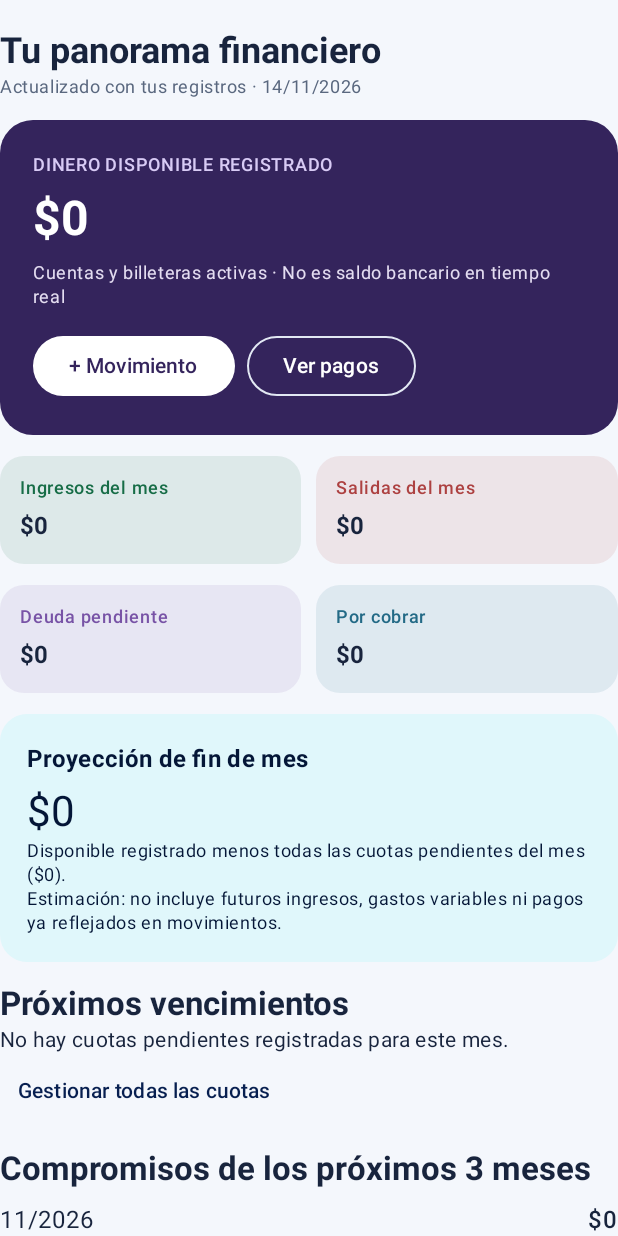
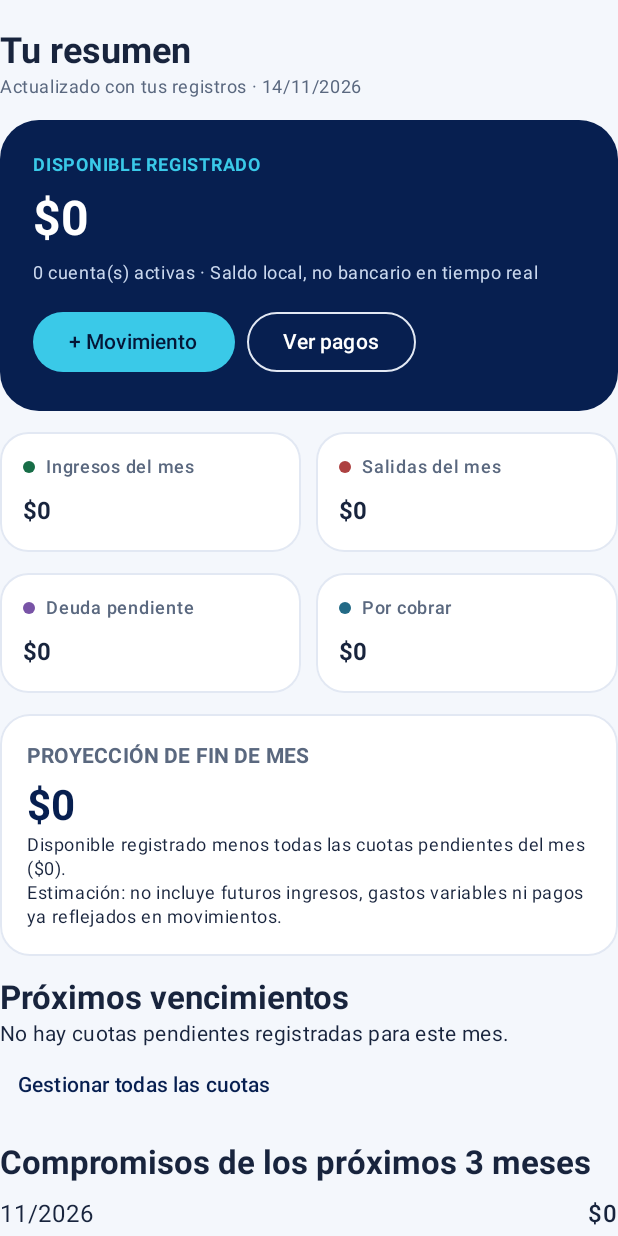
Before and after one commit to sebitauwuy/MisFinanzasAndroid, an Android app built with Jetpack Compose: the composable Dashboard called with empty values, on a phone screen of 412 x 824 dp. Run offline under Robolectric (Android 15) with nearby library versions, the phone set to English and light mode, and no system bars; our stand-ins replace Room's generated code.

Commit message:
Rediseñar Inicio con balance azul marino, tarjetas limpias y proyección mejorada

```diff
--- a/app/src/main/java/cl/personal/finanzas/MainActivity.kt
+++ b/app/src/main/java/cl/personal/finanzas/MainActivity.kt
@@ -12,6 +12,7 @@ import androidx.core.view.WindowCompat
 import androidx.core.view.WindowInsetsControllerCompat
 import androidx.compose.foundation.layout.*
 import androidx.compose.foundation.background
+import androidx.compose.foundation.border
 import androidx.compose.foundation.rememberScrollState
 import androidx.compose.foundation.verticalScroll
 import androidx.compose.ui.graphics.Color
@@ -474,7 +475,7 @@ fun FinanceApp(db: FinanceDatabase) {
                             Column(Modifier.weight(1f)) {
                                 Text("Mis Finanzas", color = Color.White,
                                     style = MaterialTheme.typography.titleLarge, fontWeight = FontWeight.Bold)
-                                Text("TUS FINANZAS EN ORDEN", color = FinancePalette.Cyan,
+                                Text("v1.0 · TUS FINANZAS EN ORDEN", color = FinancePalette.Cyan,
                                     style = MaterialTheme.typography.labelSmall)
                             }
                             Surface(color = Color.White.copy(alpha = 0.13f),
@@ -698,21 +699,21 @@ fun Dashboard(
     }
     LazyColumn(verticalArrangement = Arrangement.spacedBy(14.dp), contentPadding = PaddingValues(vertical = 18.dp)) {
         item {
-            Text("Tu panorama financiero", style = MaterialTheme.typography.headlineSmall, fontWeight = FontWeight.Bold)
+            Text("Tu resumen", style = MaterialTheme.typography.headlineSmall, fontWeight = FontWeight.Bold)
             Text("Actualizado con tus registros · ${today.dayOfMonth}/${today.monthValue}/${today.year}",
                 style = MaterialTheme.typography.bodySmall, color = MaterialTheme.colorScheme.onSurfaceVariant)
         }
         item {
-            Card(colors = CardDefaults.cardColors(containerColor = Color(0xFF34245C)), shape = RoundedCornerShape(22.dp)) {
+            Card(colors = CardDefaults.cardColors(containerColor = FinancePalette.Navy), shape = RoundedCornerShape(26.dp)) {
                 Column(Modifier.fillMaxWidth().padding(22.dp)) {
-                    Text("DINERO DISPONIBLE REGISTRADO", color = Color(0xFFD8CBF5), style = MaterialTheme.typography.labelMedium)
+                    Text("DISPONIBLE REGISTRADO", color = FinancePalette.Cyan, style = MaterialTheme.typography.labelMedium, fontWeight = FontWeight.Bold)
                     Spacer(Modifier.height(8.dp))
                     Text(money(balance), color = Color.White, style = MaterialTheme.typography.headlineLarge, fontWeight = FontWeight.Bold)
                     Spacer(Modifier.height(8.dp))
-                    Text("Cuentas y billeteras activas · No es saldo bancario en tiempo real", color = Color(0xFFE4DDF1), style = MaterialTheme.typography.bodySmall)
+                    Text("${cashAccounts.size} cuenta(s) activas · Saldo local, no bancario en tiempo real", color = Color(0xFFCAD8EE), style = MaterialTheme.typography.bodySmall)
                     Spacer(Modifier.height(14.dp))
                     Row(horizontalArrangement = Arrangement.spacedBy(8.dp)) {
-                        Button(onClick = { onNavigate(1) }, colors = ButtonDefaults.buttonColors(containerColor = Color.White, contentColor = Color(0xFF34245C))) { Text("+ Movimiento") }
+                        Button(onClick = { onNavigate(1) }, colors = ButtonDefaults.buttonColors(containerColor = FinancePalette.Cyan, contentColor = FinancePalette.NavyDeep)) { Text("+ Movimiento") }
                         OutlinedButton(onClick = { onNavigate(2) }, colors = ButtonDefaults.outlinedButtonColors(contentColor = Color.White)) { Text("Ver pagos") }
                     }
                 }
@@ -731,11 +732,11 @@ fun Dashboard(
             }
         }
         item {
-            Card(shape = RoundedCornerShape(18.dp), colors = CardDefaults.cardColors(containerColor = MaterialTheme.colorScheme.secondaryContainer)) {
+            Card(shape = RoundedCornerShape(20.dp), colors = CardDefaults.cardColors(containerColor = Color.White), modifier = Modifier.fillMaxWidth().border(1.dp, FinancePalette.Border, RoundedCornerShape(20.dp))) {
                 Column(Modifier.fillMaxWidth().padding(18.dp)) {
-                    Text("Proyección de fin de mes", style = MaterialTheme.typography.titleMedium, fontWeight = FontWeight.Bold)
+                    Text("PROYECCIÓN DE FIN DE MES", style = MaterialTheme.typography.labelLarge, color = FinancePalette.Muted, fontWeight = FontWeight.Bold)
                     Spacer(Modifier.height(5.dp))
-                    Text(money(balance - dueThisMonth), style = MaterialTheme.typography.headlineMedium)
+                    Text(money(balance - dueThisMonth), style = MaterialTheme.typography.headlineMedium, color = FinancePalette.Navy, fontWeight = FontWeight.Bold)
                     Text("Disponible registrado menos todas las cuotas pendientes del mes (${money(dueThisMonth)}).", style = MaterialTheme.typography.bodySmall)
                     Text("Estimación: no incluye futuros ingresos, gastos variables ni pagos ya reflejados en movimientos.", style = MaterialTheme.typography.bodySmall)
                 }
@@ -773,13 +774,13 @@ fun Dashboard(
         }
         items(visibleAccounts) { account ->
             val amount = (openingBalances[account] ?: 0L) + movementsToDate.filter { it.account == account }.sumOf { it.amountClp }
-            Card(shape = RoundedCornerShape(14.dp)) {
-                Row(Modifier.fillMaxWidth().padding(12.dp), horizontalArrangement = Arrangement.SpaceBetween) {
+            Card(shape = RoundedCornerShape(18.dp), colors = CardDefaults.cardColors(containerColor = Color.White), modifier = Modifier.fillMaxWidth().border(1.dp, FinancePalette.Border, RoundedCornerShape(18.dp))) {
+                Row(Modifier.fillMaxWidth().padding(14.dp), horizontalArrangement = Arrangement.SpaceBetween) {
                     Column(Modifier.weight(1f)) {
                         Text(AccountCatalog.displayName(account), fontWeight = FontWeight.SemiBold)
                         Text(money(amount), style = MaterialTheme.typography.titleMedium)
-                        if (account == "CMR" || account == "Tarjeta Chile")
-                            Text("Registro de tarjeta, no dinero disponible", style = MaterialTheme.typography.labelSmall)
+                        if (!AccountCatalog.isCash(account))
+                            Text("Crédito · No suma al disponible", style = MaterialTheme.typography.labelSmall, color = FinancePalette.Muted)
                     }
                     TextButton(onClick = {
                         editingAccount = account
@@ -812,11 +813,19 @@ fun Dashboard(
 
 @Composable
 fun FinanceMetric(label: String, value: String, accent: Color) {
-    Card(shape = RoundedCornerShape(16.dp), colors = CardDefaults.cardColors(containerColor = accent.copy(alpha = 0.10f))) {
-        Column(Modifier.fillMaxWidth().padding(13.dp)) {
-            Text(label, style = MaterialTheme.typography.labelMedium, color = accent)
-            Spacer(Modifier.height(5.dp))
-            Text(value, style = MaterialTheme.typography.titleMedium, fontWeight = FontWeight.Bold)
+    val radius = RoundedCornerShape(19.dp)
+    Card(
+        modifier = Modifier.fillMaxWidth().border(1.dp, FinancePalette.Border, radius),
+        shape = radius,
+        colors = CardDefaults.cardColors(containerColor = Color.White)
+    ) {
+        Column(Modifier.fillMaxWidth().padding(15.dp)) {
+            Row(verticalAlignment = Alignment.CenterVertically, horizontalArrangement = Arrangement.spacedBy(7.dp)) {
+                Box(Modifier.size(8.dp).background(accent, RoundedCornerShape(50)))
+                Text(label, style = MaterialTheme.typography.labelMedium, color = FinancePalette.Muted)
+            }
+            Spacer(Modifier.height(9.dp))
+            Text(value, style = MaterialTheme.typography.titleMedium, fontWeight = FontWeight.Bold, color = FinancePalette.Ink)
         }
     }
 }
```
